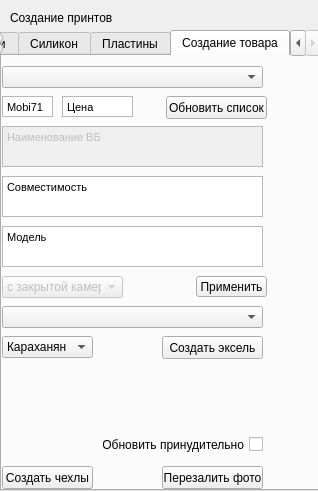
Above: WB/MakePrint/ui/MakeBookPrintUi.ui from gora5624/Python before the change. Below: the same form after it.
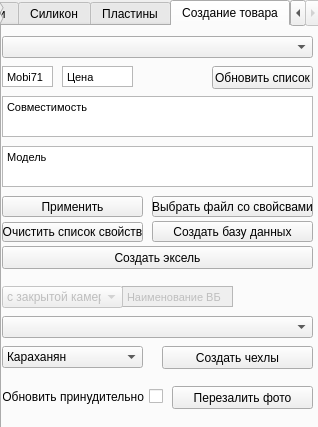
That is the form after the change.

Diff of the .ui file:
```diff
--- a/WB/MakePrint/ui/MakeBookPrintUi.ui
+++ b/WB/MakePrint/ui/MakeBookPrintUi.ui
@@ -7,7 +7,7 @@
     <x>0</x>
     <y>0</y>
     <width>318</width>
-    <height>491</height>
+    <height>427</height>
    </rect>
   </property>
   <property name="windowTitle">
@@ -17,9 +17,9 @@
    <property name="geometry">
     <rect>
      <x>0</x>
-     <y>30</y>
+     <y>0</y>
      <width>321</width>
-     <height>461</height>
+     <height>431</height>
     </rect>
    </property>
    <property name="currentIndex">
@@ -309,9 +309,9 @@
     <widget class="QPushButton" name="CreateCase">
      <property name="geometry">
       <rect>
-       <x>0</x>
-       <y>410</y>
-       <width>91</width>
+       <x>160</x>
+       <y>320</y>
+       <width>151</width>
        <height>23</height>
       </rect>
      </property>
@@ -322,9 +322,9 @@
     <widget class="QPushButton" name="ChekImage">
      <property name="geometry">
       <rect>
-       <x>160</x>
-       <y>410</y>
-       <width>101</width>
+       <x>170</x>
+       <y>360</y>
+       <width>141</width>
        <height>23</height>
       </rect>
      </property>
@@ -358,10 +358,10 @@
      </property>
      <property name="geometry">
       <rect>
-       <x>0</x>
-       <y>70</y>
-       <width>261</width>
-       <height>41</height>
+       <x>120</x>
+       <y>260</y>
+       <width>111</width>
+       <height>21</height>
       </rect>
      </property>
      <property name="verticalScrollBarPolicy">
@@ -385,7 +385,7 @@
      <property name="geometry">
       <rect>
        <x>0</x>
-       <y>220</y>
+       <y>260</y>
        <width>121</width>
        <height>22</height>
       </rect>
@@ -405,8 +405,8 @@
      <property name="geometry">
       <rect>
        <x>0</x>
-       <y>120</y>
-       <width>261</width>
+       <y>70</y>
+       <width>311</width>
        <height>41</height>
       </rect>
      </property>
@@ -424,9 +424,9 @@
     <widget class="QPushButton" name="ApplyAddin">
      <property name="geometry">
       <rect>
-       <x>194</x>
-       <y>220</y>
-       <width>71</width>
+       <x>0</x>
+       <y>170</y>
+       <width>141</width>
        <height>21</height>
       </rect>
      </property>
@@ -437,9 +437,9 @@
     <widget class="QPushButton" name="CreateExcelForSilicon">
      <property name="geometry">
       <rect>
-       <x>160</x>
-       <y>280</y>
-       <width>101</width>
+       <x>0</x>
+       <y>220</y>
+       <width>311</width>
        <height>23</height>
       </rect>
      </property>
@@ -451,8 +451,8 @@
      <property name="geometry">
       <rect>
        <x>0</x>
-       <y>170</y>
-       <width>261</width>
+       <y>120</y>
+       <width>311</width>
        <height>41</height>
       </rect>
      </property>
@@ -491,8 +491,8 @@
      <property name="geometry">
       <rect>
        <x>0</x>
-       <y>280</y>
-       <width>91</width>
+       <y>320</y>
+       <width>141</width>
        <height>22</height>
       </rect>
      </property>
@@ -516,8 +516,8 @@
      <property name="geometry">
       <rect>
        <x>0</x>
-       <y>250</y>
-       <width>261</width>
+       <y>290</y>
+       <width>311</width>
        <height>22</height>
       </rect>
      </property>
@@ -527,7 +527,7 @@
       <rect>
        <x>0</x>
        <y>10</y>
-       <width>261</width>
+       <width>311</width>
        <height>22</height>
       </rect>
      </property>
@@ -535,7 +535,7 @@
     <widget class="QPushButton" name="updateListModel">
      <property name="geometry">
       <rect>
-       <x>164</x>
+       <x>210</x>
        <y>40</y>
        <width>101</width>
        <height>23</height>
@@ -548,10 +548,10 @@
     <widget class="QCheckBox" name="ForceUpdate">
      <property name="geometry">
       <rect>
-       <x>100</x>
-       <y>380</y>
+       <x>0</x>
+       <y>360</y>
        <width>161</width>
-       <height>17</height>
+       <height>21</height>
       </rect>
      </property>
      <property name="layoutDirection">
@@ -561,21 +561,47 @@
       <string>Обновить принудительно</string>
      </property>
     </widget>
+    <widget class="QPushButton" name="ApplyAddinFromFile">
+     <property name="geometry">
+      <rect>
+       <x>150</x>
+       <y>170</y>
+       <width>161</width>
+       <height>21</height>
+      </rect>
+     </property>
+     <property name="text">
+      <string>Выбрать файл со свойсвами</string>
+     </property>
+    </widget>
+    <widget class="QPushButton" name="ClearAddin">
+     <property name="geometry">
+      <rect>
+       <x>0</x>
+       <y>196</y>
+       <width>141</width>
+       <height>20</height>
+      </rect>
+     </property>
+     <property name="text">
+      <string>Очистить список свойств</string>
+     </property>
+    </widget>
+    <widget class="QPushButton" name="CreateDB">
+     <property name="geometry">
+      <rect>
+       <x>150</x>
+       <y>195</y>
+       <width>161</width>
+       <height>21</height>
+      </rect>
+     </property>
+     <property name="text">
+      <string>Создать базу данных</string>
+     </property>
+    </widget>
    </widget>
   </widget>
-  <widget class="QLabel" name="label_6">
-   <property name="geometry">
-    <rect>
-     <x>10</x>
-     <y>10</y>
-     <width>111</width>
-     <height>16</height>
-    </rect>
-   </property>
-   <property name="text">
-    <string>Создание принтов</string>
-   </property>
-  </widget>
  </widget>
  <resources/>
  <connections/>
```
Left out of the diff: 25 changed lines with no effect on the pictures.
